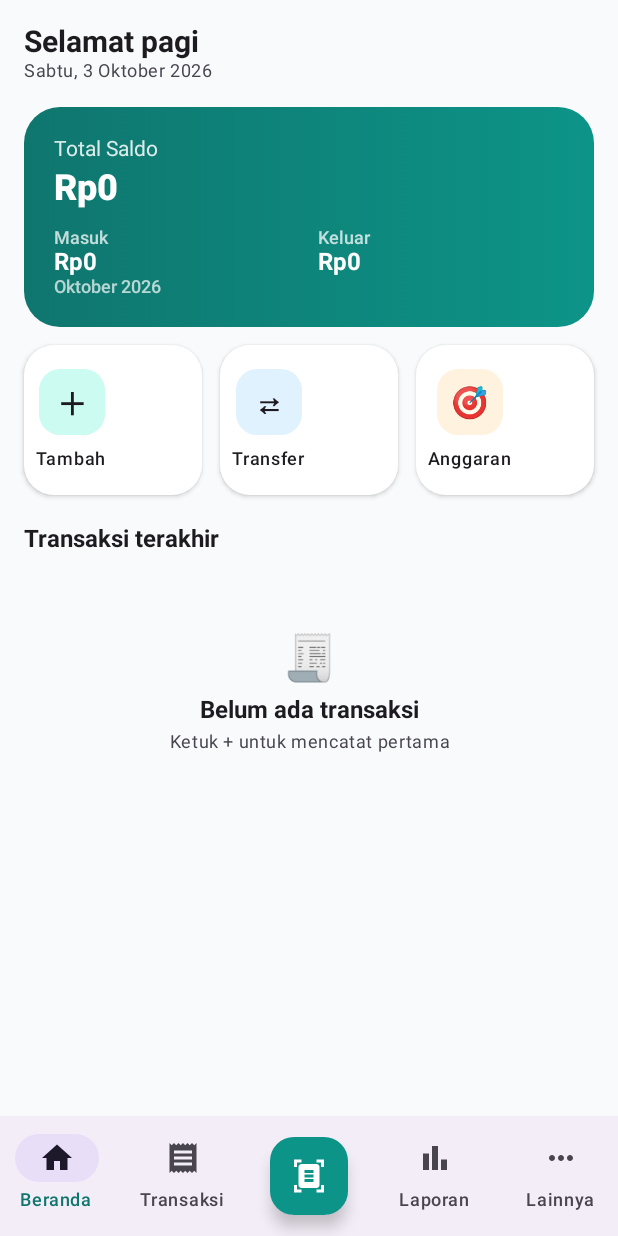
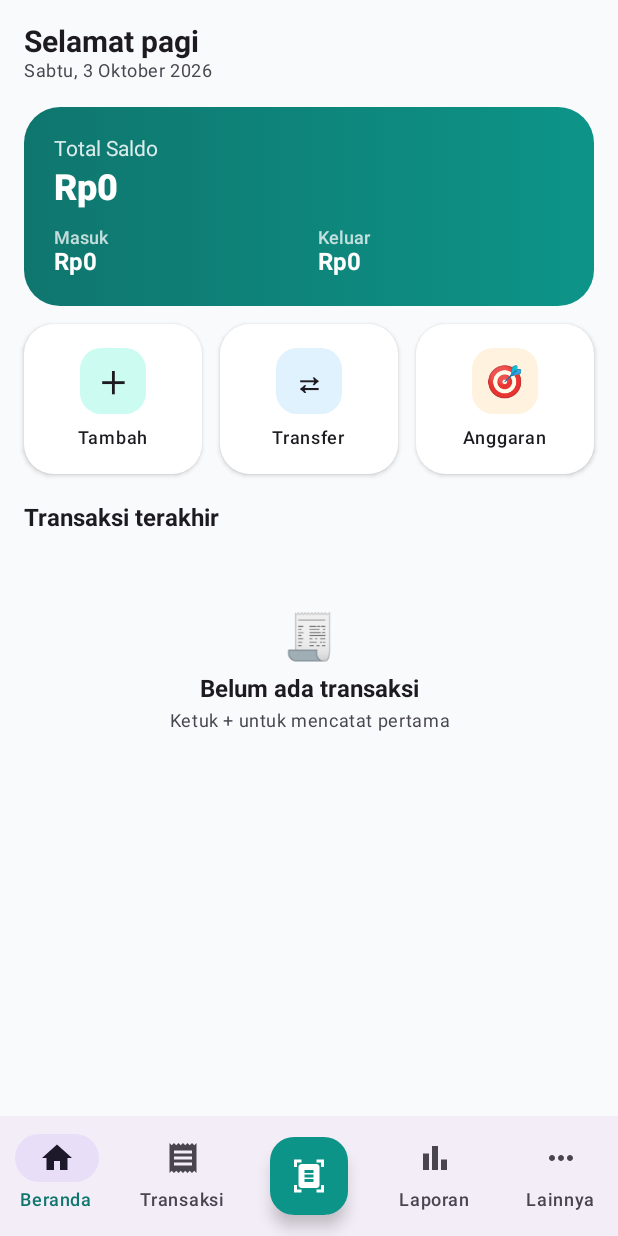
Before and after one commit to YudhistiraAdiNugroho/KeuanganKu, an Android app built with Jetpack Compose: the MainScreen screen opened through its navigation route, on a phone screen of 412 x 824 dp. Run offline under Robolectric (Android 15) with nearby library versions, the phone set to English and light mode, and no system bars; our stand-ins replace Room's generated code.

Commit message:
Hapus tanggal ganda + perbaiki QuickAction

```diff
--- a/app/src/main/java/id/keuanganku/app/ui/screens/main/DashboardScreen.kt
+++ b/app/src/main/java/id/keuanganku/app/ui/screens/main/DashboardScreen.kt
@@ -98,8 +98,6 @@ fun DashboardScreen(
                         MiniStat("Masuk", formatRp(income), IncomeGreen)
                         MiniStat("Keluar", formatRp(expense), Color.White)
                     }
-                    Text(monthName(monthKey), color = Color.White.copy(0.7f),
-                        style = MaterialTheme.typography.labelSmall)
                 }
             }
         }
@@ -158,7 +156,9 @@ private fun RowScope.QuickAction(icon: String, label: String, onClick: () -> Uni
         elevation = CardDefaults.cardElevation(defaultElevation = 2.dp)
     ) {
         Column(
-            Modifier.padding(vertical = 16.dp, horizontal = 8.dp),
+            modifier = Modifier
+                .fillMaxWidth()
+                .padding(vertical = 16.dp, horizontal = 4.dp),
             horizontalAlignment = Alignment.CenterHorizontally
         ) {
             Box(
@@ -171,7 +171,13 @@ private fun RowScope.QuickAction(icon: String, label: String, onClick: () -> Uni
                 Text(icon, style = MaterialTheme.typography.titleLarge)
             }
             Spacer(Modifier.height(8.dp))
-            Text(label, style = MaterialTheme.typography.labelMedium, fontWeight = FontWeight.SemiBold)
+            Text(
+                label,
+                style = MaterialTheme.typography.labelMedium,
+                fontWeight = FontWeight.SemiBold,
+                maxLines = 1,
+                overflow = androidx.compose.ui.text.style.TextOverflow.Ellipsis
+            )
         }
     }
 }
```
